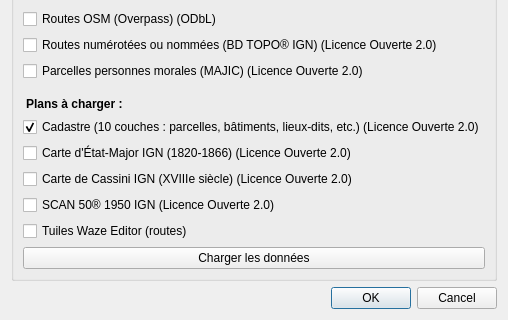
The window that chemins_ruraux_dialog_base.ui (Cliath/chemins_ruraux) describes before a commit, drawn with Qt 5; both pictures show x 0 to 508 and y 239 to 559 of the 508 by 559 pixel window.
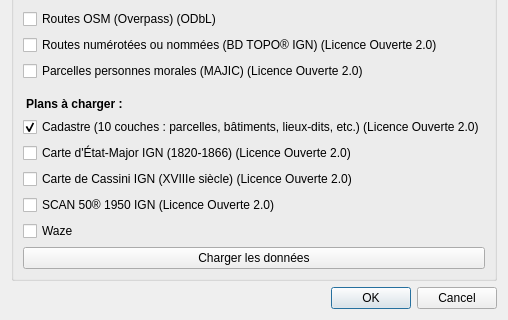
The same window after the commit.

The edit to the form file:
```diff
--- a/chemins_ruraux_dialog_base.ui
+++ b/chemins_ruraux_dialog_base.ui
@@ -194,7 +194,7 @@
       <item>
        <widget class="QCheckBox" name="chkWazeTiles">
         <property name="text">
-         <string>Tuiles Waze Editor (routes)</string>
+         <string>Waze</string>
         </property>
         <property name="toolTip">
          <string>Charge les tuiles XYZ Waze Editor (routes) comme fond de plan raster</string>
```
